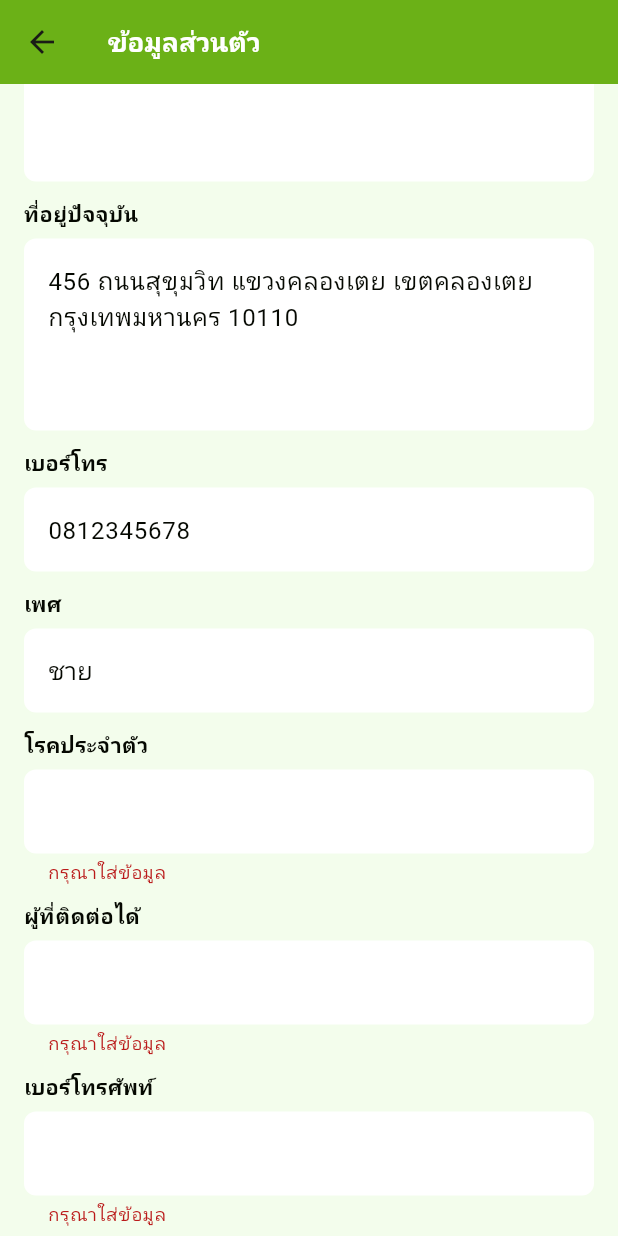
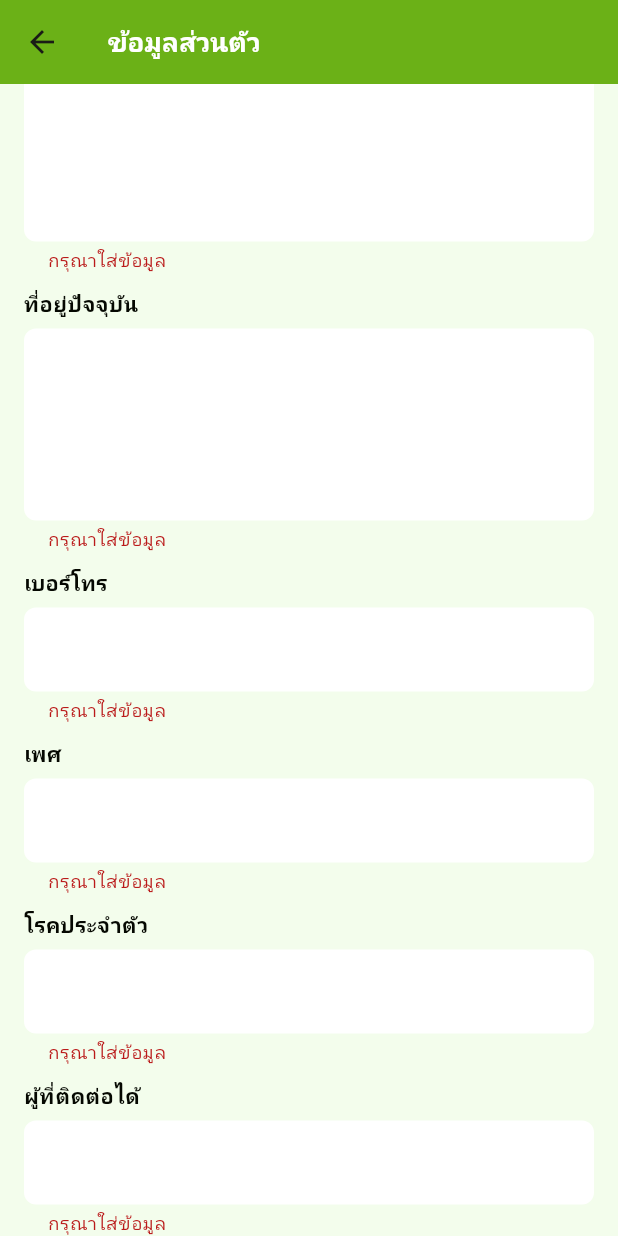
Before and after one commit to DisEzMike/waiwan-senior, a Flutter app: the PersonalInfoScreen screen opened directly, scrolled down 407 dp, after a tap on "ยืนยัน", on a phone screen of 412 x 824 dp. Run offline on Flutter 3.47's test engine with Material 3 defaults, Android fonts, the phone set to English and light mode, and no system bars; our stand-ins replace camera, geolocator, google_fonts, image_picker, localstorage, permission_handler; Roboto replaces fonts that are missing (Kanit).

Commit message:
store phone

```diff
--- a/lib/screens/startapp/otp_screen.dart
+++ b/lib/screens/startapp/otp_screen.dart
@@ -74,6 +74,7 @@ class _OtpScreenState extends State<OtpScreen> {
       } else {
         localStorage.setItem('is_new', "${res['is_new']}");
         localStorage.setItem("auth_code", res['auth_code']);
+        localStorage.setItem("phone", phone);
 
         Navigator.push(
           context,
--- a/lib/screens/startapp/personal_info_screen.dart
+++ b/lib/screens/startapp/personal_info_screen.dart
@@ -1,8 +1,6 @@
 import 'package:flutter/material.dart';
 import 'package:localstorage/localstorage.dart';
-import 'package:waiwan/screens/main_screen.dart';
 import 'package:waiwan/screens/startapp/ability_info.dart';
-import 'package:waiwan/services/auth_service.dart';
 import 'package:waiwan/utils/font_size_helper.dart';
 
 class PersonalInfoScreen extends StatefulWidget {
@@ -32,26 +30,28 @@ class _PersonalInfoScreenState extends State<PersonalInfoScreen> {
   @override
   void didChangeDependencies() {
     super.didChangeDependencies();
-    final args = ModalRoute.of(context)?.settings.arguments;
-    if (args is Map<String, String>) {
-      // fill controllers from parsed id info when available
-      _nameController.text = args['name'] ?? '';
-      _surnameController.text = args['surname'] ?? '';
-      _idAddressController.text = args['id_address'] ?? '';
-      _currentAddressController.text = args['current_address'] ?? '';
-      _phoneController.text = args['phone'] ?? '';
-      _genderController.text = args['gender'] ?? '';
-    } else {
-      // Demo fallback so opening /personal_info directly shows example data
-      _nameController.text = 'สมชาย';
-      _surnameController.text = 'ใจดี';
-      _idAddressController.text =
-          '123/45 หมู่ 6 ต.ตัวอย่าง อ.ตัวอย่าง จ.ตัวอย่าง 12345';
-      _currentAddressController.text =
-          '456 ถนนสุขุมวิท แขวงคลองเตย เขตคลองเตย กรุงเทพมหานคร 10110';
-      _phoneController.text = '0812345678';
-      _genderController.text = 'ชาย';
-    }
+    _phoneController.text = localStorage.getItem('phone') ?? '';
+    localStorage.removeItem('phone');
+    // final args = ModalRoute.of(context)?.settings.arguments;
+    // if (args is Map<String, String>) {
+    //   // fill controllers from parsed id info when available
+    //   _nameController.text = args['name'] ?? '';
+    //   _surnameController.text = args['surname'] ?? '';
+    //   _idAddressController.text = args['id_address'] ?? '';
+    //   _currentAddressController.text = args['current_address'] ?? '';
+    //   _phoneController.text = args['phone'] ?? '';
+    //   _genderController.text = args['gender'] ?? '';
+    // } else {
+    //   // Demo fallback so opening /personal_info directly shows example data
+    //   _nameController.text = 'สมชาย';
+    //   _surnameController.text = 'ใจดี';
+    //   _idAddressController.text =
+    //       '123/45 หมู่ 6 ต.ตัวอย่าง อ.ตัวอย่าง จ.ตัวอย่าง 12345';
+    //   _currentAddressController.text =
+    //       '456 ถนนสุขุมวิท แขวงคลองเตย เขตคลองเตย กรุงเทพมหานคร 10110';
+    //   _phoneController.text = '0812345678';
+    //   _genderController.text = 'ชาย';
+    // }
   }
 
   @override
@@ -86,7 +86,8 @@ class _PersonalInfoScreenState extends State<PersonalInfoScreen> {
       Navigator.push(
         context,
         MaterialPageRoute(
-          builder: (context) => AbilityInfoScreen(payload: payload))
+          builder: (context) => AbilityInfoScreen(payload: payload),
+        ),
       );
     }
   }
```
